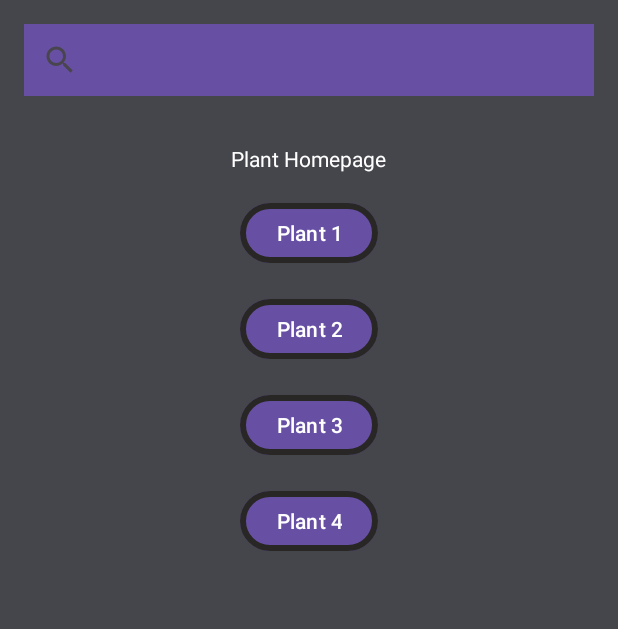
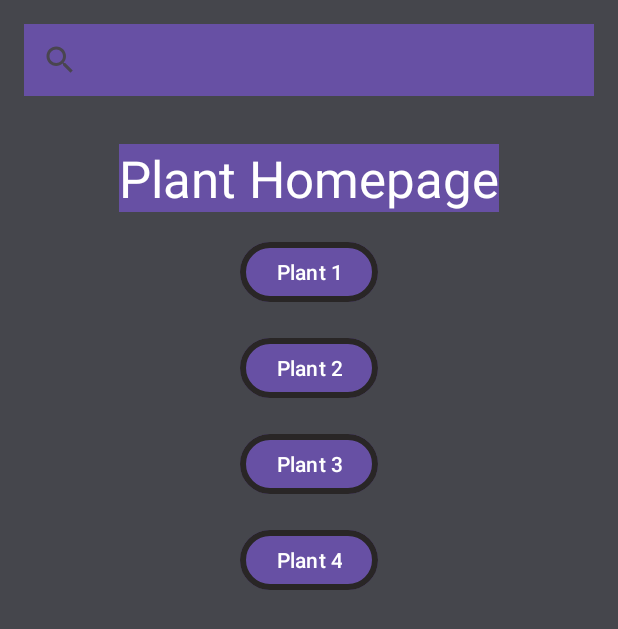
Before and after one commit to Mvargas64/Mobile-Computing---Project01, an Android app: the screen it shows after launch (MainActivity), on a phone screen of 412 x 824 dp. Shown: the top 629 px of the screen. Run offline under Robolectric (Android 15) with nearby library versions, the phone set to English and light mode, and no system bars.

Commit message:
Further Beautified
Further Beautified

```diff
--- a/app/src/main/res/layout/activity_main.xml
+++ b/app/src/main/res/layout/activity_main.xml
@@ -35,8 +35,11 @@
         android:layout_below="@id/searchView"
         android:layout_centerHorizontal="true"
         android:layout_marginTop="16dp"
+        android:background="#ff6750a4"
+        android:shadowColor="#00000000"
         android:text="Plant Homepage"
-        android:textColor="#FFFFFF" />
+        android:textColor="#FFFFFF"
+        android:textSize="34sp" />
 
     <Button
         android:id="@+id/Plant1BTN"
```
